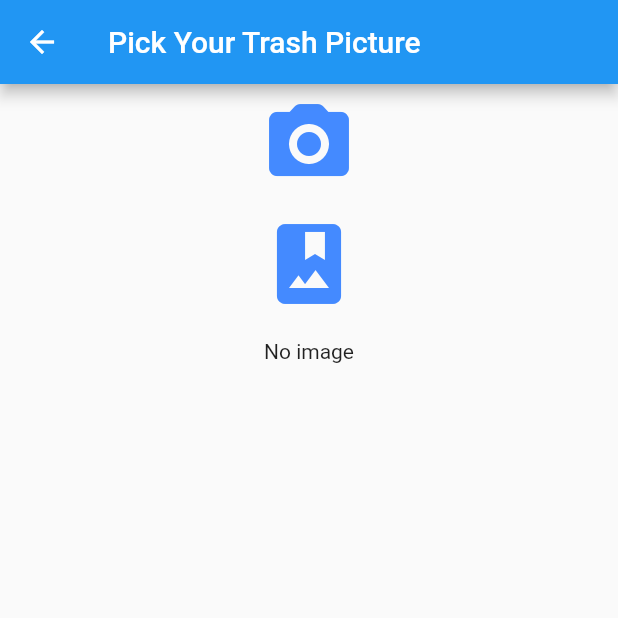
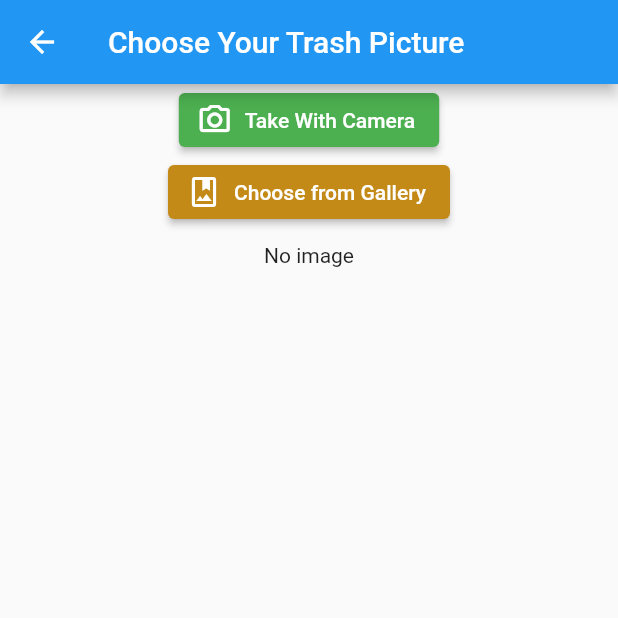
Before and after one commit to s3nmith/recycling-app, a Flutter app: the CameraScreen screen opened directly, on a phone screen of 412 x 824 dp, the top half of it. Run offline on Flutter 3.47's test engine with Material 2 defaults, Android fonts, the phone set to English and light mode, and no system bars; our stand-ins replace firebase_auth, firebase_core, image_picker, introduction_screen, shared_preferences; accounts and stored records are empty; network calls fail.

Commit message:
not many changes

```diff
--- a/recycling_app/lib/camera.dart
+++ b/recycling_app/lib/camera.dart
@@ -49,43 +49,44 @@
     return Scaffold(
       //customise the app bar here please, it jus looks very default now
       appBar: AppBar(
-        title: const Text("Pick Your Trash Picture"),
+        title: const Text("Choose Your Trash Picture"),
       ),
       body: Center(
         child: Column(
           children: [
-            //i used icon buttons since they're shorter and easy but there is MaterialButton below too (test)
-            IconButton(
-              icon: Icon(Icons.camera_alt_rounded),
-                color: Colors.blueAccent,
-                iconSize: 64,
-                onPressed: () {
-                  pickImageCam();
-                }
+            //* Take picture button
+            ElevatedButton.icon(
+              icon: const Icon(
+                Icons.camera_alt_outlined,
+                color: Colors.white,
+              ),
+              label: const Text('Take With Camera'),
+              style: ElevatedButton.styleFrom(
+                primary: Colors.green,
+                onPrimary: Colors.white,
+              ),
+              onPressed: () {
+                pickImageCam();
+              },
             ),
-            IconButton(
-              icon: Icon(Icons.photo_album),
-                color: Colors.blueAccent,
-                iconSize: 64,
-                onPressed: () {
-                  pickImage();
-                }
+            //* Pick from gallery button
+            ElevatedButton.icon(
+              icon: const Icon(
+                Icons.photo_album_outlined,
+                color: Colors.white,
+              ),
+              label: const Text('Choose from Gallery'),
+              style: ElevatedButton.styleFrom(
+                primary: Color.fromARGB(255, 195, 138, 24),
+                onPrimary: Colors.white,
+              ),
+              onPressed: () {
+                pickImage();
+              },
             ),
 
-            // MaterialButton(
-            //     color: Colors.blue,
-            //     child: const Text(
-            //         "Pick Image from Camera",
-            //         style: TextStyle(
-            //             color: Colors.white70, fontWeight: FontWeight.bold
-            //         )
-            //     ),
-            //     onPressed: () {
-            //     }
-            // ),
-
-
             //format the box below to get a size you like
+            //! Do we need this? @Lahiru (or is it for debugging?)
             SizedBox(height: 10,),
             image != null ? Image.file(image!): Text("No image")
           ],
```
Also changed, not shown: recycling_app/assets/images/harukipfp.JPG (deleted).
